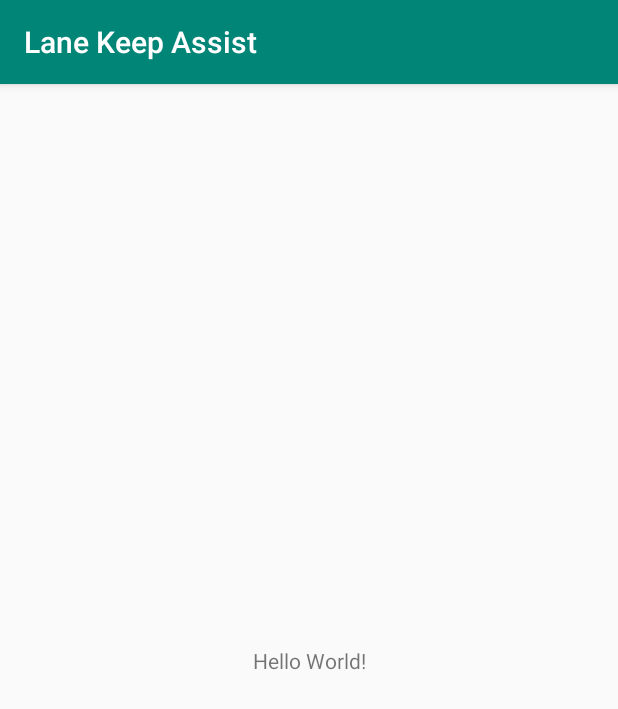
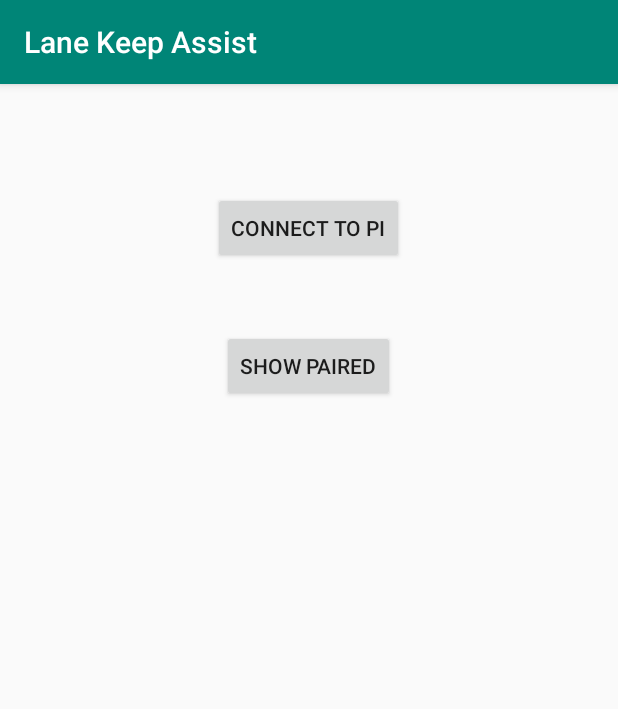
Before and after one commit to adamnapieralski/lane-keep-assist-mobile-app, an Android app: the screen it shows after launch (MainActivity), on a phone screen of 412 x 824 dp. Shown: the top 709 px of the screen. Run offline under Robolectric (Android 15) with nearby library versions, the phone set to English and light mode, and no system bars.

Commit message:
Working connection to mac specified device

```diff
--- a/app/src/main/java/com/example/lanekeepassist/MainActivity.java
+++ b/app/src/main/java/com/example/lanekeepassist/MainActivity.java
@@ -2,13 +2,35 @@ package com.example.lanekeepassist;
 
 import androidx.appcompat.app.AppCompatActivity;
 
+import android.bluetooth.BluetoothAdapter;
+import android.bluetooth.BluetoothDevice;
+import android.content.Intent;
 import android.os.Bundle;
+import android.view.View;
+import android.widget.Button;
+
 
 public class MainActivity extends AppCompatActivity {
+
+    private static final int REQUEST_ENABLE_BT = 1;
+    BluetoothAdapter bluetoothAdapter;
 
     @Override
     protected void onCreate(Bundle savedInstanceState) {
         super.onCreate(savedInstanceState);
         setContentView(R.layout.activity_main);
+
+        bluetoothAdapter = BluetoothAdapter.getDefaultAdapter();
+
+        //dialog to turn on bt if disabled
+        if(!bluetoothAdapter.isEnabled()){
+            Intent enableBtIntent = new Intent(BluetoothAdapter.ACTION_REQUEST_ENABLE);
+            startActivityForResult(enableBtIntent, REQUEST_ENABLE_BT);
+        }
+    }
+
+    public void connectToPi(View view){
+        ClientConnection clientConnection = new ClientConnection();
+        clientConnection.run();
     }
 }
--- a/app/src/main/res/layout/activity_main.xml
+++ b/app/src/main/res/layout/activity_main.xml
@@ -6,13 +6,28 @@
     android:layout_height="match_parent"
     tools:context=".MainActivity">
 
-    <TextView
+    <Button
+        android:id="@+id/buttonConnect"
         android:layout_width="wrap_content"
         android:layout_height="wrap_content"
-        android:text="Hello World!"
-        app:layout_constraintBottom_toBottomOf="parent"
-        app:layout_constraintLeft_toLeftOf="parent"
-        app:layout_constraintRight_toRightOf="parent"
+        android:layout_marginStart="142dp"
+        android:layout_marginTop="72dp"
+        android:layout_marginEnd="143dp"
+        android:onClick="connectToPi"
+        android:text="Connect to pi"
+        app:layout_constraintEnd_toEndOf="parent"
+        app:layout_constraintStart_toStartOf="parent"
         app:layout_constraintTop_toTopOf="parent" />
 
+    <Button
+        android:id="@+id/buttonShowPaired"
+        android:layout_width="wrap_content"
+        android:layout_height="wrap_content"
+        android:layout_marginStart="161dp"
+        android:layout_marginTop="44dp"
+        android:layout_marginEnd="162dp"
+        android:text="Show paired"
+        app:layout_constraintEnd_toEndOf="parent"
+        app:layout_constraintStart_toStartOf="parent"
+        app:layout_constraintTop_toBottomOf="@+id/buttonConnect" />
 </androidx.constraintlayout.widget.ConstraintLayout>
```
Also changed, not shown: app/src/main/AndroidManifest.xml (+8 -0 lines), app/src/main/java/com/example/lanekeepassist/ClientConnection.java (added, +44 -0 lines).
